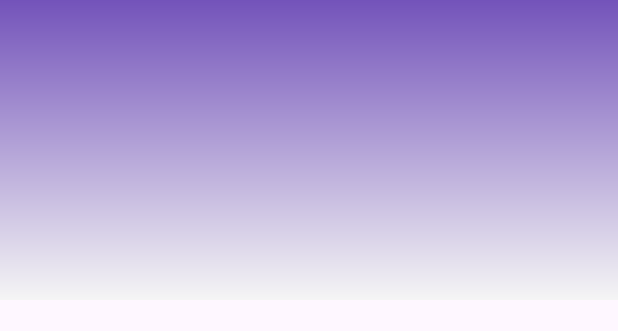
After one commit to ricardosr4/Ecommerce, an Android app: the layout activity_home.xml on its own in the app's theme, with its tools: preview values and no code run, on a phone screen of 412 x 824 dp. The commit adds this screen. Shown: the top 331 px of the screen. Run offline under Robolectric (Android 15) with nearby library versions, the phone set to English and light mode, and no system bars.

Commit message:
primer commit en home

```diff
--- a/app/src/main/AndroidManifest.xml
+++ b/app/src/main/AndroidManifest.xml
@@ -13,6 +13,9 @@
         android:theme="@style/Theme.EcommerceApp"
         tools:targetApi="31">
         <activity
+            android:name=".ui.HomeActivity"
+            android:exported="false" />
+        <activity
             android:name=".MainActivity"
             android:exported="true">
             <intent-filter>
--- /dev/null
+++ b/app/src/main/res/drawable/custom_color.xml
@@ -0,0 +1,8 @@
+<?xml version="1.0" encoding="utf-8"?>
+<shape xmlns:android="http://schemas.android.com/apk/res/android">
+
+    <gradient
+        android:startColor="#7353BA"
+        android:endColor="#F5F5F5"
+        android:angle="31"/>
+</shape>
--- /dev/null
+++ b/app/src/main/res/layout/activity_home.xml
@@ -0,0 +1,18 @@
+<?xml version="1.0" encoding="utf-8"?>
+<androidx.constraintlayout.widget.ConstraintLayout xmlns:android="http://schemas.android.com/apk/res/android"
+    xmlns:app="http://schemas.android.com/apk/res-auto"
+    xmlns:tools="http://schemas.android.com/tools"
+    android:id="@+id/main"
+    android:layout_width="match_parent"
+    android:layout_height="match_parent"
+    tools:context=".ui.HomeActivity">
+
+    <LinearLayout
+        android:layout_width="match_parent"
+        android:layout_height="200dp"
+        app:layout_constraintStart_toStartOf="parent"
+        app:layout_constraintTop_toTopOf="parent"
+        app:layout_constraintEnd_toEndOf="parent"
+        android:background="@drawable/custom_color"/>
+
+</androidx.constraintlayout.widget.ConstraintLayout>
```
Also changed, not shown: app/src/main/java/com/example/ecommerceapp/MainActivity.kt (+9 -0 lines), app/src/main/java/com/example/ecommerceapp/ui/HomeActivity.kt (added, +13 -0 lines).
